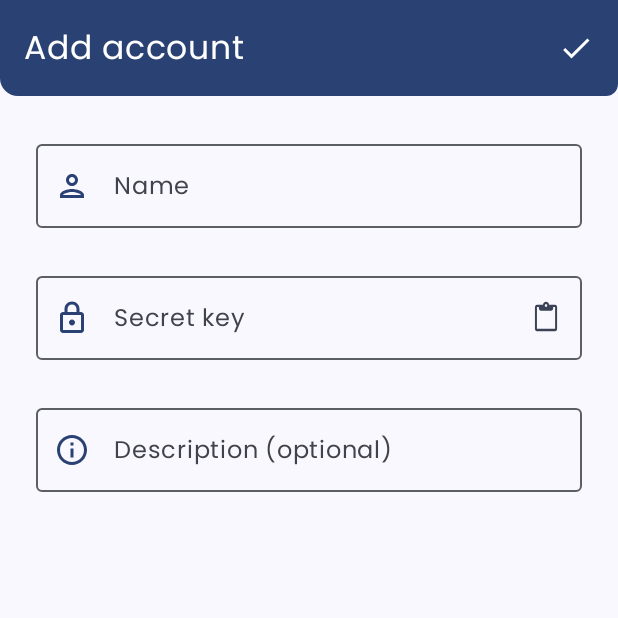
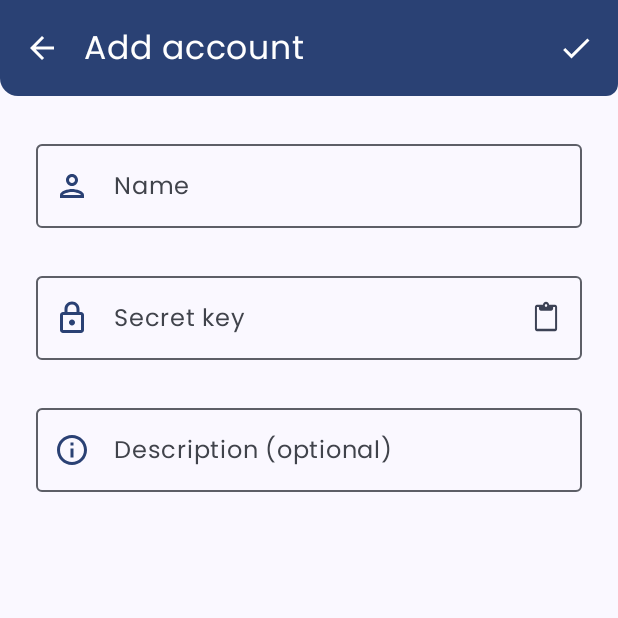
Before and after one commit to Arpackit/Arfacator, an Android app built with Jetpack Compose: the composable FormScreen called with empty values, on a phone screen of 412 x 824 dp, the top half of it. Run offline under Robolectric (Android 15) with nearby library versions, the phone set to English and light mode, and no system bars; our stand-ins replace Room's generated code; Roboto replaces fonts that are not available here; 1 statement that could not run was skipped.

Commit message:
update TopBar add navback icon

```diff
--- a/app/src/main/java/com/arpackit/arfacator/NavGraph.kt
+++ b/app/src/main/java/com/arpackit/arfacator/NavGraph.kt
@@ -45,14 +45,16 @@ fun NavGraph(navController: NavHostController) {
         ) {
             FormScreen(
                 curAccId = it.arguments?.getInt(Screen.Form.ID_KEY),
-                onFinish = {
+                onNavBack = {
                     navController.popBackStack()
                 },
             )
         }
 
         composable(route = Screen.About.route) {
-            AboutScreen()
+            AboutScreen {
+                navController.popBackStack()
+            }
         }
     }
 }
--- a/app/src/main/java/com/arpackit/arfacator/ui/component/TopBar.kt
+++ b/app/src/main/java/com/arpackit/arfacator/ui/component/TopBar.kt
@@ -3,8 +3,13 @@ package com.arpackit.arfacator.ui.component
 import androidx.compose.foundation.layout.RowScope
 import androidx.compose.foundation.shape.RoundedCornerShape
 
+import androidx.compose.material.icons.Icons.Outlined
+import androidx.compose.material.icons.outlined.ArrowBack
+
 import androidx.compose.material3.ExperimentalMaterial3Api
-import androidx.compose.material3.MaterialTheme
+import androidx.compose.material3.MaterialTheme.colorScheme
+import androidx.compose.material3.Icon
+import androidx.compose.material3.IconButton
 import androidx.compose.material3.Text
 import androidx.compose.material3.TopAppBar
 import androidx.compose.material3.TopAppBarDefaults
@@ -23,6 +28,8 @@ import com.arpackit.arfacator.R
 @Composable
 fun TopBar(
     title: String = stringResource(R.string.app_name),
+    backable: Boolean = false,
+    onBack: () -> Unit = {},
     actions: @Composable RowScope.() -> Unit = {},
 ) {
     TopAppBar(
@@ -32,8 +39,14 @@ fun TopBar(
         actions = actions,
         modifier = Modifier.clip(RoundedCornerShape(bottomStart = 12.dp, bottomEnd = 8.dp)),
         colors = TopAppBarDefaults.topAppBarColors(
-            containerColor = MaterialTheme.colorScheme.primary,
-            titleContentColor = MaterialTheme.colorScheme.onPrimary
-        )
+            containerColor = colorScheme.primary,
+            titleContentColor = colorScheme.onPrimary
+        ),
+        navigationIcon = {
+            if (backable)
+                IconButton(onClick = onBack) {
+                    Icon(Outlined.ArrowBack, "", tint = colorScheme.onPrimary)
+                }
+        },
     )
 }
--- a/app/src/main/java/com/arpackit/arfacator/ui/screen/FormScreen.kt
+++ b/app/src/main/java/com/arpackit/arfacator/ui/screen/FormScreen.kt
@@ -45,7 +45,7 @@ private lateinit var vm: FormViewModel
 @Composable
 fun FormScreen(
     curAccId: Int?, // Id of the to be editing account
-    onFinish: () -> Unit
+    onNavBack: () -> Unit
 ) {
     vm = viewModel()
 
@@ -73,7 +73,7 @@ fun FormScreen(
             }
         }
 
-        FormScreenTopBar {
+        FormScreenTopBar(onNavBack = onNavBack) {
             nameValue = nameValue.trim()
             keyValue = keyValue.trim()
             descValue = descValue.trim()
@@ -92,7 +92,7 @@ fun FormScreen(
                     // insert to db
                     vm.add(account)
 
-                    onFinish()
+                    onNavBack()
                 }
             }
         }
@@ -139,8 +139,15 @@ fun FormScreen(
 
 
 @Composable
-fun FormScreenTopBar(onSave: () -> Unit) {
-    TopBar(stringResource(R.string.add_account)) {
+fun FormScreenTopBar(
+    onNavBack: () -> Unit,
+    onSave: () -> Unit,
+) {
+    TopBar(
+        title = stringResource(R.string.add_account),
+        backable = true,
+        onBack = onNavBack,
+    ) {
         IconButton(onClick = onSave) {
             Icon(
                 Outlined.Check,
```
Also changed, not shown: app/src/main/java/com/arpackit/arfacator/ui/screen/AboutScreen.kt (+5 -2 lines).
